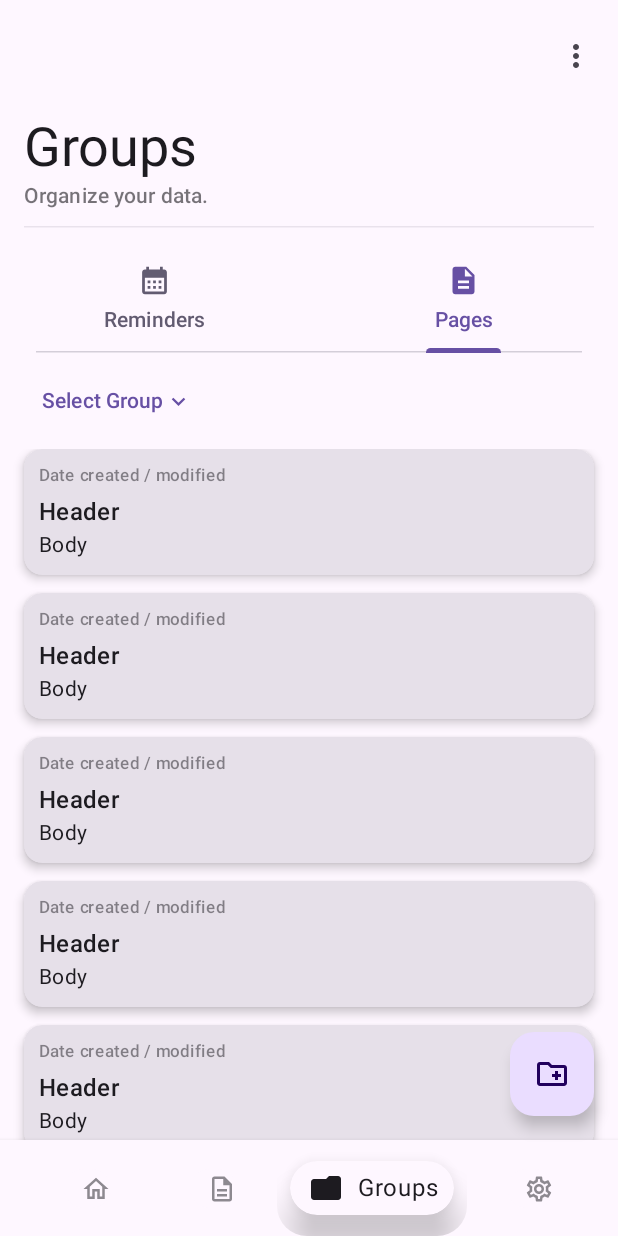
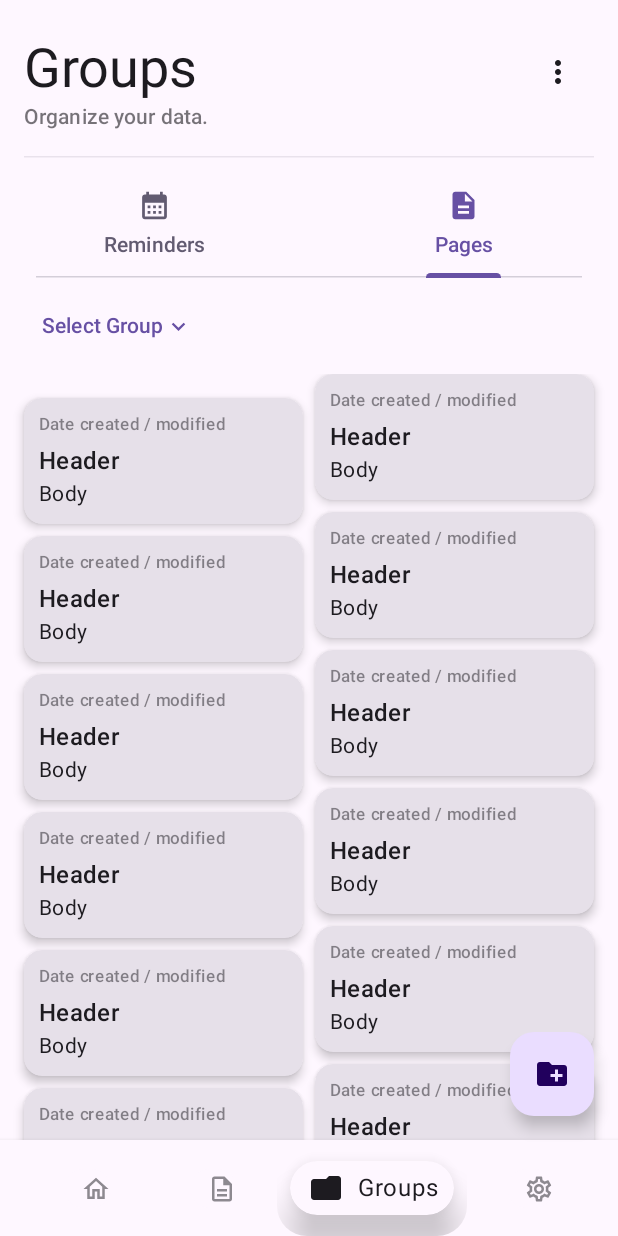
Before and after one commit to DavidL1023/Regimen, an Android app built with Jetpack Compose: the GroupsScreen screen opened through its navigation route, tab 2 chosen, on a phone screen of 412 x 824 dp. Run offline under Robolectric (Android 15) with nearby library versions, the phone set to English and light mode, and no system bars.

Commit message:
Style update, custom topbar

```diff
--- a/app/src/main/java/app/regimen/MainScreen.kt
+++ b/app/src/main/java/app/regimen/MainScreen.kt
@@ -13,6 +13,7 @@ import androidx.compose.foundation.layout.Box
 import androidx.compose.foundation.layout.Column
 import androidx.compose.foundation.layout.Row
 import androidx.compose.foundation.layout.RowScope
+import androidx.compose.foundation.layout.Spacer
 import androidx.compose.foundation.layout.fillMaxHeight
 import androidx.compose.foundation.layout.fillMaxSize
 import androidx.compose.foundation.layout.fillMaxWidth
@@ -112,24 +113,13 @@ fun MainScreen() {
     Scaffold(
         bottomBar = { BottomBar(navController = navController) },
         topBar = {
-            LargeTopAppBar(
-                title = {
-                    Column() {
-                        Text(
-                            text = titleText,
-                            style = MaterialTheme.typography.displaySmall)
-                        Text(
-                            modifier = Modifier.alpha(0.6f),
-                            text = subtitleText,
-                            style = MaterialTheme.typography.labelLarge)
-
-                        HorizontalDivider(
-                            modifier = Modifier
-                                .alpha(0.4f)
-                                .padding(top = 10.dp, end = 16.dp))
-
-                    }
-                },
+            CustomTopAppBar(
+                title = titleText,
+                subtitle = subtitleText,
+                showDivider = currentDestination?.route in listOf(
+                    BottomBarScreen.Home.route,
+                    BottomBarScreen.Groups.route
+                ),
                 actions = {
                     dynamicScaffoldState.toolbarActions?.invoke(this)
                 }
@@ -201,6 +191,55 @@ fun MainScreen() {
 
     }
 }
+
+// Custom top app bar that supports subtitle
+@Composable
+fun CustomTopAppBar(
+    title: String,
+    subtitle: String,
+    showDivider: Boolean,
+    actions: @Composable RowScope.() -> Unit
+) {
+    Column(
+        modifier = Modifier
+            .padding(horizontal = 16.dp, vertical = 8.dp)
+            .fillMaxWidth()
+    ) {
+        Spacer(modifier = Modifier.padding(top = 16.dp))
+        Row(
+            modifier = Modifier
+                .fillMaxWidth()
+                .padding(bottom = 6.dp),
+            horizontalArrangement = Arrangement.SpaceBetween
+        ) {
+            Column(
+                verticalArrangement = Arrangement.Center
+            ) {
+                Text(
+                    text = title,
+                    style = MaterialTheme.typography.displaySmall
+                )
+                Text(
+                    modifier = Modifier.alpha(0.6f),
+                    text = subtitle,
+                    style = MaterialTheme.typography.labelLarge
+                )
+            }
+
+            // Place actions on the right side of the top app bar
+            actions()
+        }
+
+        if (showDivider) {
+            HorizontalDivider(
+                modifier = Modifier
+                    .alpha(0.4f)
+                    .padding(top = 10.dp)
+            )
+        }
+    }
+}
+
 
 // Generate the bottom nav bar
 @Composable
@@ -373,9 +412,9 @@ data class DynamicScaffoldState(
 // Fab button icon
 private fun getFabIconForDestination(destination: NavDestination?): ImageVector {
     return when (destination?.route) {
-        BottomBarScreen.Home.route -> Icons.Outlined.NotificationAdd
-        BottomBarScreen.Pages.route -> Icons.Outlined.Edit
-        BottomBarScreen.Groups.route -> Icons.Outlined.CreateNewFolder
+        BottomBarScreen.Home.route -> Icons.Filled.NotificationAdd
+        BottomBarScreen.Pages.route -> Icons.Filled.Edit
+        BottomBarScreen.Groups.route -> Icons.Filled.CreateNewFolder
         else -> Icons.Filled.Add // Default icon
     }
 }
--- a/app/src/main/java/app/regimen/screens/Groups.kt
+++ b/app/src/main/java/app/regimen/screens/Groups.kt
@@ -29,6 +29,8 @@ import androidx.compose.foundation.layout.size
 import androidx.compose.foundation.layout.width
 import androidx.compose.foundation.lazy.LazyColumn
 import androidx.compose.foundation.lazy.LazyRow
+import androidx.compose.foundation.lazy.staggeredgrid.LazyVerticalStaggeredGrid
+import androidx.compose.foundation.lazy.staggeredgrid.StaggeredGridCells
 import androidx.compose.foundation.shape.RoundedCornerShape
 import androidx.compose.material.icons.Icons
 import androidx.compose.material.icons.filled.ArrowDropDown
@@ -251,13 +253,19 @@ fun RemindersGroupTab() {
 // Tab content for pages
 @Composable
 fun PagesGroupTab() {
-    LazyColumn(modifier = Modifier
-        .fillMaxWidth()
-        .padding(horizontal = 16.dp),
-        verticalArrangement = Arrangement.spacedBy(12.dp),
+    LazyVerticalStaggeredGrid(
+        columns = StaggeredGridCells.Fixed(2),
+        modifier = Modifier
+            .fillMaxWidth()
+            .padding(horizontal = 16.dp),
+        horizontalArrangement = Arrangement.spacedBy(8.dp),
+        verticalItemSpacing = 8.dp,
         content = {
+            item {
+                Spacer(modifier = Modifier.height(8.dp))
+            }
 
-            items(5) { index ->
+            items(15) { index ->
                 PageCard(false)
             }
 
--- a/app/src/main/java/app/regimen/screens/Pages.kt
+++ b/app/src/main/java/app/regimen/screens/Pages.kt
@@ -227,7 +227,7 @@ fun PageSearchBar() {
     DockedSearchBar(
         modifier = Modifier
             .fillMaxWidth()
-            .padding(horizontal = 16.dp),
+            .padding(start = 16.dp, end = 16.dp, top = 8.dp),
         query = text,
         onQueryChange = {
             text = it
--- a/app/src/main/java/app/regimen/screens/Settings.kt
+++ b/app/src/main/java/app/regimen/screens/Settings.kt
@@ -70,7 +70,7 @@ fun SettingsScreen(
     ) {
 
         // Bring user to android notification page
-        Row (modifier = Modifier.padding(start = 16.dp),
+        Row (modifier = Modifier.padding(start = 16.dp, top = 14.dp),
             horizontalArrangement = Arrangement.spacedBy(8.dp)
         ) {
             Icon(
```
